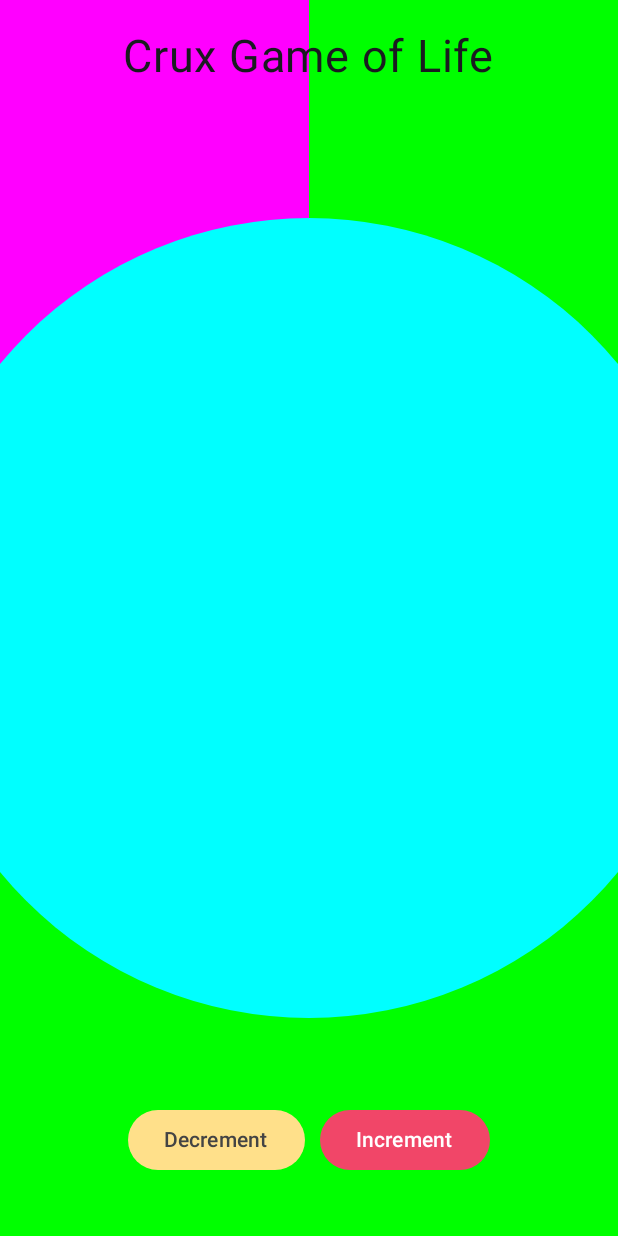
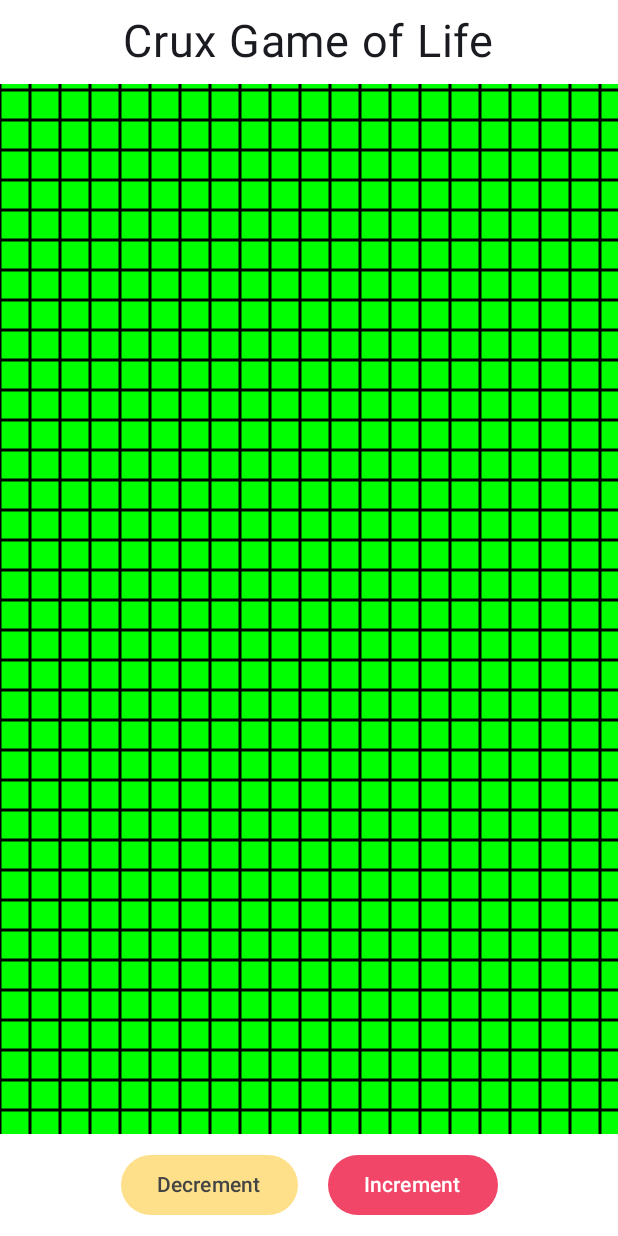
Before and after one commit to GlennWSo/cruxoflife, an Android app built with Jetpack Compose: the screen it shows after launch (MainActivity), on a phone screen of 412 x 824 dp. Run offline under Robolectric (Android 15) with nearby library versions, the phone set to English and light mode, and no system bars.

Commit message:
impore game of life layout/view

```diff
--- a/Android/app/src/main/java/com/example/counter/MainActivity.kt
+++ b/Android/app/src/main/java/com/example/counter/MainActivity.kt
@@ -10,8 +10,9 @@ import androidx.compose.foundation.background
 import androidx.compose.foundation.layout.Column
 import androidx.compose.foundation.layout.Row
 import androidx.compose.foundation.layout.Spacer
-import androidx.compose.foundation.layout.size
 import androidx.compose.foundation.layout.fillMaxSize
+import androidx.compose.foundation.layout.fillMaxWidth
+import androidx.compose.foundation.layout.height
 import androidx.compose.foundation.layout.padding
 import androidx.compose.material3.Button
 import androidx.compose.material3.ButtonDefaults
@@ -22,7 +23,9 @@ import androidx.compose.runtime.Composable
 import androidx.compose.runtime.rememberCoroutineScope
 import androidx.compose.ui.Alignment
 import androidx.compose.ui.Modifier
+import androidx.compose.ui.geometry.Offset
 import androidx.compose.ui.graphics.Color
+import androidx.compose.ui.graphics.ColorFilter
 import androidx.compose.ui.tooling.preview.Preview
 import androidx.compose.ui.unit.dp
 import androidx.compose.ui.unit.sp
@@ -30,6 +33,7 @@ import androidx.lifecycle.viewmodel.compose.viewModel
 import com.example.counter.shared_types.Event
 import com.example.counter.ui.theme.CounterTheme
 import kotlinx.coroutines.launch
+import kotlin.math.roundToInt
 
 class MainActivity : ComponentActivity() {
     override fun onCreate(savedInstanceState: Bundle?) {
@@ -54,26 +58,60 @@ fun View(core: Core = viewModel()) {
     Canvas(modifier = Modifier.fillMaxSize().background(color=Color.Green)){
 
         val canvasQuadrantSize = size / 2F
+        val h = size.height
+        val w = size.width
+        val cellSize = 30f
+
+        val nCols = (w / cellSize ).roundToInt()
+        val nRows = (h / cellSize ).roundToInt()
+
+        repeat(nCols + 1) {
+            drawLine(
+                strokeWidth = 3f,
+                color = Color.Black,
+                start = Offset(x = cellSize * it, y = 0f),
+                end = Offset(x = cellSize * it, y = h),
+                colorFilter = ColorFilter.tint(Color.Black)
+            )
+        }
+        repeat(nRows + 1) {
+            drawLine(
+                strokeWidth = 3f,
+                color = Color.Black,
+                start = Offset(y = cellSize * it, x = 0f),
+                end = Offset(y = cellSize * it, x = h),
+                colorFilter = ColorFilter.tint(Color.Black)
+            )
+        }
+
         // Draw a rectangle
-        drawRect(color = Color.Magenta, size = canvasQuadrantSize)
+        // drawRect(color = Color.Magenta, size = canvasQuadrantSize)
         // Draw a circle
-        drawCircle(color = Color.Cyan, radius = 400f)
+        // drawCircle(color = Color.Cyan, radius = 400f)
     }
 
     Column(
         horizontalAlignment = Alignment.CenterHorizontally,
         verticalArrangement = Arrangement.Center,
-        modifier = Modifier.padding(10.dp).fillMaxSize(),
+        modifier = Modifier.fillMaxSize(),
     ) {
-        Text(text = "Crux Game of Life", fontSize = 30.sp, modifier = Modifier.padding(10.dp))
+        Row(
+            horizontalArrangement = Arrangement.Center,
+            verticalAlignment = Alignment.CenterVertically,
+            modifier = Modifier.fillMaxWidth().background(color = Color.White)) {
+            Text(text = "Crux Game of Life", fontSize = 30.sp, modifier = Modifier.padding(10.dp).background(color = Color.White))
+
+        }
+
         // Text(text = "Rust Core, Kotlin Shell (Jetpack Compose)", modifier = Modifier.padding(10.dp))
         Spacer(
             modifier = Modifier.weight(1f)
         )
-        Row( modifier = Modifier.padding(bottom = 30.dp),
-            horizontalArrangement = Arrangement.spacedBy(10.dp)
+        Row( modifier = Modifier.fillMaxWidth().background(color=Color.White),
+            horizontalArrangement = Arrangement.Center
             ) {
             Button(
+                modifier = Modifier.padding(10.dp),
                 onClick = {
                     coroutineScope.launch { core.update(Event.Decrement()) }
                 }, colors = ButtonDefaults.buttonColors(
@@ -81,6 +119,7 @@ fun View(core: Core = viewModel()) {
                 )
             ) { Text(text = "Decrement", color = Color.DarkGray) }
             Button(
+                modifier = Modifier.padding(10.dp),
                 onClick = {
                     coroutineScope.launch { core.update(Event.Increment()) }
                 }, colors = ButtonDefaults.buttonColors(
```
